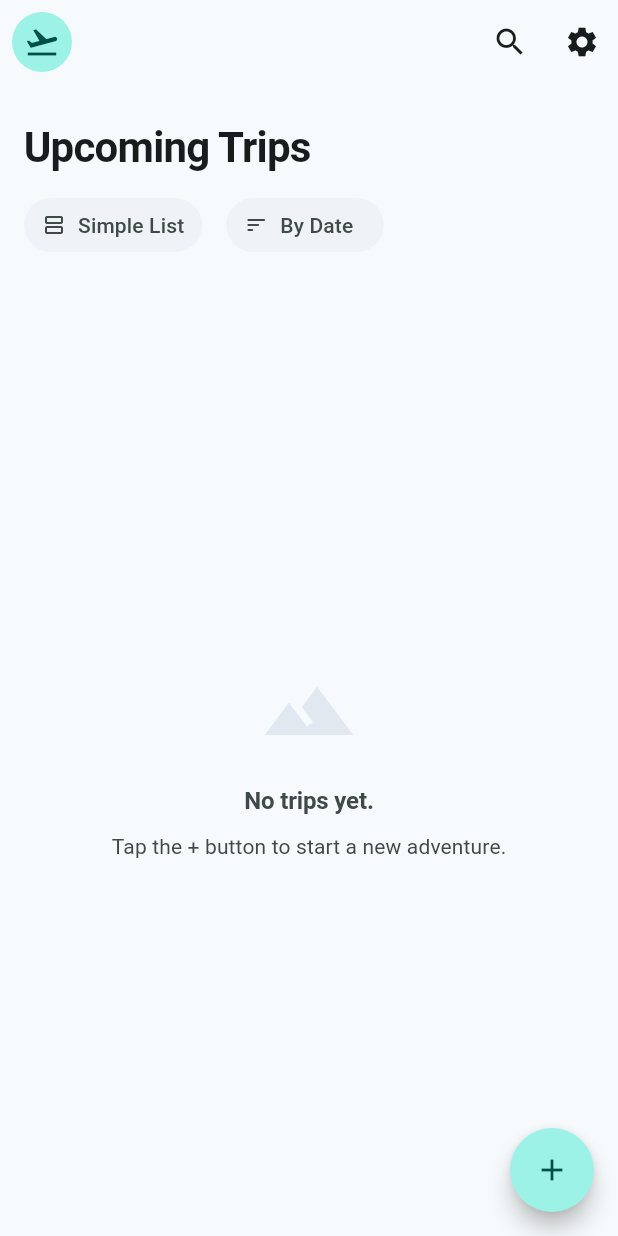
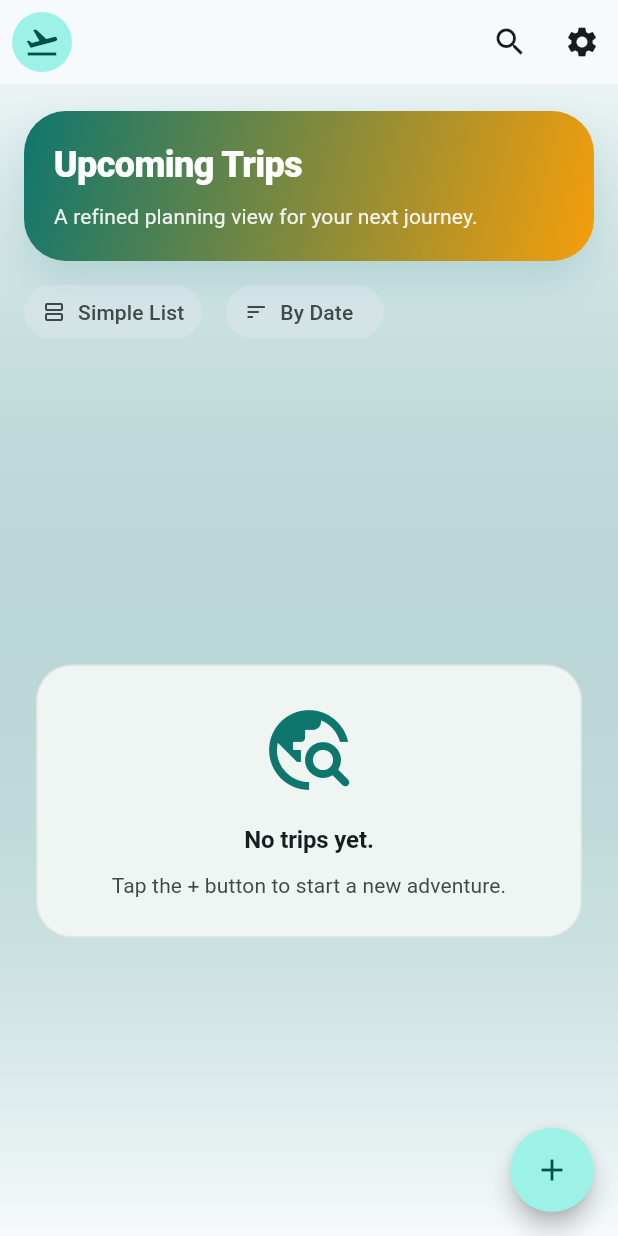
Before and after one commit to Rafee-M/TripCentral, a Flutter app: the HomeScreen screen opened directly, on a phone screen of 412 x 824 dp. Run offline on Flutter 3.47's test engine with Material 3 defaults, Android fonts, the phone set to English and light mode, and no system bars; our stand-ins replace flutter_dotenv, google_maps_flutter, supabase_flutter; missing offline and left inert: google_places_sdk_plus; accounts and stored records are empty.

Commit message:
feat(home): visual refresh for home screen

```diff
--- a/lib/features/home/ui/home_screen.dart
+++ b/lib/features/home/ui/home_screen.dart
@@ -18,7 +18,9 @@ abstract class TripSortStrategy {
 class NameSortStrategy implements TripSortStrategy {
   @override
   void sort(List<TripList> trips) {
-    trips.sort((a, b) => a.title.toLowerCase().compareTo(b.title.toLowerCase()));
+    trips.sort(
+      (a, b) => a.title.toLowerCase().compareTo(b.title.toLowerCase()),
+    );
   }
 }
 
@@ -153,26 +155,72 @@ class _HomeScreenState extends State<HomeScreen> {
           ),
         ],
       ),
-      // Elegant minimal UI styling
-      body: RefreshIndicator(
+      body: Container(
+        decoration: BoxDecoration(
+          gradient: LinearGradient(
+            begin: Alignment.topCenter,
+            end: Alignment.bottomCenter,
+            colors: [
+              theme.colorScheme.primary.withValues(alpha: 0.05),
+              theme.colorScheme.surface,
+            ],
+          ),
+        ),
+        child: RefreshIndicator(
           onRefresh: _fetchTrips,
           child: Padding(
             padding: const EdgeInsets.symmetric(horizontal: 16.0),
             child: Column(
               crossAxisAlignment: CrossAxisAlignment.start,
               children: [
-              const SizedBox(height: 24),
+                const SizedBox(height: 18),
+                Container(
+                  width: double.infinity,
+                  padding: const EdgeInsets.all(20),
+                  decoration: BoxDecoration(
+                    gradient: LinearGradient(
+                      colors: [
+                        theme.colorScheme.primary,
+                        theme.colorScheme.secondary,
+                      ],
+                      begin: Alignment.topLeft,
+                      end: Alignment.bottomRight,
+                    ),
+                    borderRadius: BorderRadius.circular(28),
+                    boxShadow: [
+                      BoxShadow(
+                        color: theme.colorScheme.primary.withValues(
+                          alpha: 0.16,
+                        ),
+                        blurRadius: 24,
+                        offset: const Offset(0, 12),
+                      ),
+                    ],
+                  ),
+                  child: Column(
+                    crossAxisAlignment: CrossAxisAlignment.start,
+                    children: [
                       Text(
                         'Upcoming Trips',
-                style: theme.textTheme.headlineMedium?.copyWith(
-                  fontWeight: FontWeight.w600,
-                  color: theme.colorScheme.onSurface,
-                  letterSpacing: -0.5,
+                        style: theme.textTheme.headlineSmall?.copyWith(
+                          color: theme.colorScheme.onPrimary,
+                          fontWeight: FontWeight.w800,
+                        ),
+                      ),
+                      const SizedBox(height: 8),
+                      Text(
+                        'A refined planning view for your next journey.',
+                        style: theme.textTheme.bodyMedium?.copyWith(
+                          color: theme.colorScheme.onPrimary.withValues(
+                            alpha: 0.9,
+                          ),
+                        ),
+                      ),
+                    ],
                   ),
                 ),
                 const SizedBox(height: 16),
 
-              // Dropdowns for view and sort modes natively styled
                 Row(
                   children: [
                     _buildMinimalDropdown(
@@ -199,16 +247,15 @@ class _HomeScreenState extends State<HomeScreen> {
                         onChanged: (SortMode? val) {
                           if (val != null) {
                             setState(() => _currentSortMode = val);
-                          _applySort(); // Trigger strategy re-evaluation on change
+                            _applySort();
                           }
                         },
                       ),
                     ],
                   ],
                 ),
-              const SizedBox(height: 24),
+                const SizedBox(height: 18),
 
-              // Implementing Strategy Pattern logic natively via `build` delegations:
                 Expanded(
                   child: _isLoading
                       ? const Center(child: CircularProgressIndicator())
@@ -217,6 +264,7 @@ class _HomeScreenState extends State<HomeScreen> {
                       : _buildCurrentView(),
                 ),
               ],
+            ),
           ),
         ),
       ),
@@ -244,29 +292,43 @@ class _HomeScreenState extends State<HomeScreen> {
   // Elegant Empty State
   Widget _buildEmptyState(ThemeData theme) {
     return Center(
+      child: Container(
+        width: double.infinity,
+        padding: const EdgeInsets.all(24),
+        margin: const EdgeInsets.symmetric(horizontal: 8),
+        decoration: BoxDecoration(
+          color: theme.colorScheme.surfaceContainerLow,
+          borderRadius: BorderRadius.circular(24),
+          border: Border.all(
+            color: theme.colorScheme.outlineVariant.withValues(alpha: 0.35),
+          ),
+        ),
         child: Column(
-        mainAxisAlignment: MainAxisAlignment.center,
+          mainAxisSize: MainAxisSize.min,
           children: [
             Icon(
-            Icons.landscape,
+              Icons.travel_explore_rounded,
               size: 64,
-            color: theme.colorScheme.surfaceContainerHighest,
+              color: theme.colorScheme.primary,
             ),
             const SizedBox(height: 16),
             Text(
               'No trips yet.',
               style: theme.textTheme.titleMedium?.copyWith(
-              color: theme.colorScheme.onSurfaceVariant,
+                color: theme.colorScheme.onSurface,
+                fontWeight: FontWeight.w700,
               ),
             ),
             const SizedBox(height: 8),
             Text(
               'Tap the + button to start a new adventure.',
+              textAlign: TextAlign.center,
               style: theme.textTheme.bodyMedium?.copyWith(
                 color: theme.colorScheme.onSurfaceVariant,
               ),
             ),
           ],
+        ),
       ),
     );
   }
@@ -287,7 +349,10 @@ class _HomeScreenState extends State<HomeScreen> {
   // Custom minimal logic for elegant Calendar view
   Widget _buildCalendarView() {
     final theme = Theme.of(context);
-    final daysInMonth = DateUtils.getDaysInMonth(_focusedDate.year, _focusedDate.month);
+    final daysInMonth = DateUtils.getDaysInMonth(
+      _focusedDate.year,
+      _focusedDate.month,
+    );
     final firstDayOfMonth = DateTime(_focusedDate.year, _focusedDate.month, 1);
     // get short weekday (1 = Monday, 7 = Sunday)
     final firstDayOffset = firstDayOfMonth.weekday % 7;
@@ -298,10 +363,12 @@ class _HomeScreenState extends State<HomeScreen> {
       if (trip.startDate != null &&
           trip.startDate!.year == _focusedDate.year &&
           trip.startDate!.month == _focusedDate.month) {
-
         // Populate days between start and end date, or just start date
         int startDay = trip.startDate!.day;
-        int endDay = trip.endDate != null && trip.endDate!.month == _focusedDate.month ? trip.endDate!.day : startDay;
+        int endDay =
+            trip.endDate != null && trip.endDate!.month == _focusedDate.month
+            ? trip.endDate!.day
+            : startDay;
 
         for (int i = startDay; i <= endDay; i++) {
           dailyTrips.putIfAbsent(i, () => []).add(trip);
@@ -346,7 +413,11 @@ class _HomeScreenState extends State<HomeScreen> {
                   icon: const Icon(Icons.chevron_left),
                   onPressed: () {
                     setState(() {
-                      _focusedDate = DateTime(_focusedDate.year, _focusedDate.month - 1, 1);
+                      _focusedDate = DateTime(
+                        _focusedDate.year,
+                        _focusedDate.month - 1,
+                        1,
+                      );
                     });
                   },
                 ),
@@ -354,7 +425,11 @@ class _HomeScreenState extends State<HomeScreen> {
                   icon: const Icon(Icons.chevron_right),
                   onPressed: () {
                     setState(() {
-                      _focusedDate = DateTime(_focusedDate.year, _focusedDate.month + 1, 1);
+                      _focusedDate = DateTime(
+                        _focusedDate.year,
+                        _focusedDate.month + 1,
+                        1,
+                      );
                     });
                   },
                 ),
@@ -397,7 +472,8 @@ class _HomeScreenState extends State<HomeScreen> {
 
               int day = index - firstDayOffset + 1;
               final dayTrips = dailyTrips[day] ?? [];
-              final isToday = day == DateTime.now().day &&
+              final isToday =
+                  day == DateTime.now().day &&
                   _focusedDate.year == DateTime.now().year &&
                   _focusedDate.month == DateTime.now().month;
 
@@ -425,9 +501,15 @@ class _HomeScreenState extends State<HomeScreen> {
                 },
                 child: Container(
                   decoration: BoxDecoration(
-                    color: isToday ? theme.colorScheme.primaryContainer.withValues(alpha: 0.5) : Colors.transparent,
+                    color: isToday
+                        ? theme.colorScheme.primaryContainer.withValues(
+                            alpha: 0.5,
+                          )
+                        : Colors.transparent,
                     borderRadius: BorderRadius.circular(12),
-                    border: isToday ? Border.all(color: theme.colorScheme.primary) : null,
+                    border: isToday
+                        ? Border.all(color: theme.colorScheme.primary)
+                        : null,
                   ),
                   child: Stack(
                     alignment: Alignment.center,
@@ -435,7 +517,9 @@ class _HomeScreenState extends State<HomeScreen> {
                       Text(
                         '$day',
                         style: theme.textTheme.bodyLarge?.copyWith(
-                          fontWeight: isToday ? FontWeight.bold : FontWeight.normal,
+                          fontWeight: isToday
+                              ? FontWeight.bold
+                              : FontWeight.normal,
                           color: isToday ? theme.colorScheme.primary : null,
                         ),
                       ),
@@ -448,7 +532,9 @@ class _HomeScreenState extends State<HomeScreen> {
                                   width: 6,
                                   height: 6,
                                   decoration: const BoxDecoration(
-                                  color: Color(0xFFF2B8B5), // Elegant pastel red
+                                    color: Color(
+                                      0xFFF2B8B5,
+                                    ), // Elegant pastel red
                                     shape: BoxShape.circle,
                                   ),
                                 )
@@ -457,10 +543,12 @@ class _HomeScreenState extends State<HomeScreen> {
                                   style: const TextStyle(
                                     fontSize: 10,
                                     fontWeight: FontWeight.bold,
-                                  color: Color(0xFFF2B8B5), // Elegant pastel red
+                                    color: Color(
+                                      0xFFF2B8B5,
+                                    ), // Elegant pastel red
                                   ),
                                 ),
-                        )
+                        ),
                     ],
                   ),
                 ),
@@ -472,10 +560,16 @@ class _HomeScreenState extends State<HomeScreen> {
     );
   }
 
-  void _showDayTripsModal(BuildContext context, List<TripList> dayTrips, int day) {
+  void _showDayTripsModal(
+    BuildContext context,
+    List<TripList> dayTrips,
+    int day,
+  ) {
     showModalBottomSheet(
       context: context,
-      shape: const RoundedRectangleBorder(borderRadius: BorderRadius.vertical(top: Radius.circular(20))),
+      shape: const RoundedRectangleBorder(
+        borderRadius: BorderRadius.vertical(top: Radius.circular(20)),
+      ),
       builder: (context) {
         return Padding(
           padding: const EdgeInsets.symmetric(vertical: 24.0),
@@ -484,7 +578,10 @@ class _HomeScreenState extends State<HomeScreen> {
             children: [
               Text(
                 'Trips on $day ${DateFormat('MMMM').format(_focusedDate)}',
-                style: const TextStyle(fontSize: 18, fontWeight: FontWeight.bold),
+                style: const TextStyle(
+                  fontSize: 18,
+                  fontWeight: FontWeight.bold,
+                ),
               ),
               const SizedBox(height: 16),
               Expanded(
@@ -494,7 +591,10 @@ class _HomeScreenState extends State<HomeScreen> {
                   itemBuilder: (context, index) {
                     final trip = dayTrips[index];
                     return ListTile(
-                      title: Text(trip.title, style: const TextStyle(fontWeight: FontWeight.w600)),
+                      title: Text(
+                        trip.title,
+                        style: const TextStyle(fontWeight: FontWeight.w600),
+                      ),
                       trailing: const Icon(Icons.chevron_right, size: 16),
                       onTap: () {
                         Navigator.pop(context); // close modal
@@ -502,10 +602,7 @@ class _HomeScreenState extends State<HomeScreen> {
                           context,
                           MaterialPageRoute(
                             builder: (_) => TripListDetailScreen(
-                              tripList: {
-                                'id': trip.id,
-                                'title': trip.title,
-                              },
+                              tripList: {'id': trip.id, 'title': trip.title},
                             ),
                           ),
                         );
@@ -513,7 +610,7 @@ class _HomeScreenState extends State<HomeScreen> {
                     );
                   },
                 ),
-              )
+              ),
             ],
           ),
         );
@@ -523,10 +620,13 @@ class _HomeScreenState extends State<HomeScreen> {
 
   // Implementation of simple view strategy
   Widget _buildSimpleListView() {
+    final theme = Theme.of(context);
+
     return ListView.separated(
       physics: const AlwaysScrollableScrollPhysics(),
+      padding: const EdgeInsets.only(bottom: 20),
       itemCount: _trips.length,
-      separatorBuilder: (context, index) => const Divider(height: 1),
+      separatorBuilder: (context, index) => const SizedBox(height: 12),
       itemBuilder: (context, index) {
         final trip = _trips[index];
         final dateFormat = DateFormat('MMM d, yyyy');
@@ -534,24 +634,35 @@ class _HomeScreenState extends State<HomeScreen> {
             ? dateFormat.format(trip.startDate!)
             : 'No dates set';
 
-        return ListTile(
+        return Card(
+          child: ListTile(
             contentPadding: const EdgeInsets.symmetric(
-            vertical: 8,
-            horizontal: 4,
+              vertical: 10,
+              horizontal: 16,
+            ),
+            leading: CircleAvatar(
+              backgroundColor: theme.colorScheme.primaryContainer,
+              child: Icon(
+                Icons.flight_takeoff_rounded,
+                color: theme.colorScheme.onPrimaryContainer,
+              ),
             ),
             title: Text(
               trip.title,
-            style: const TextStyle(fontWeight: FontWeight.w600, fontSize: 16),
+              style: theme.textTheme.titleMedium?.copyWith(
+                fontWeight: FontWeight.w800,
+              ),
             ),
             subtitle: Padding(
               padding: const EdgeInsets.only(top: 4.0),
-            child: Text(strDate),
+              child: Text(
+                strDate,
+                style: theme.textTheme.bodyMedium?.copyWith(
+                  color: theme.colorScheme.onSurfaceVariant,
                 ),
-          trailing: const Icon(
-            Icons.chevron_right,
-            size: 16,
-            color: Colors.grey,
               ),
+            ),
+            trailing: const Icon(Icons.chevron_right_rounded, size: 18),
             onTap: () {
               Navigator.push(
                 context,
@@ -562,6 +673,7 @@ class _HomeScreenState extends State<HomeScreen> {
                 ),
               );
             },
+          ),
         );
       },
     );
```
Lines whose indentation alone changed are shown as unchanged.
